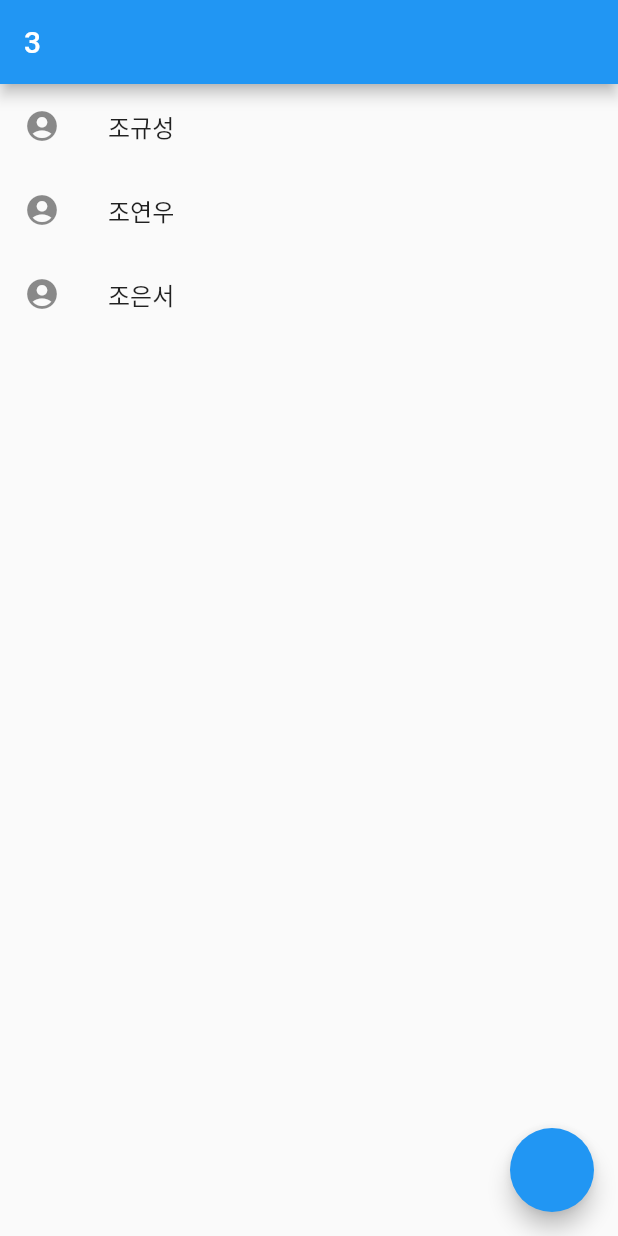
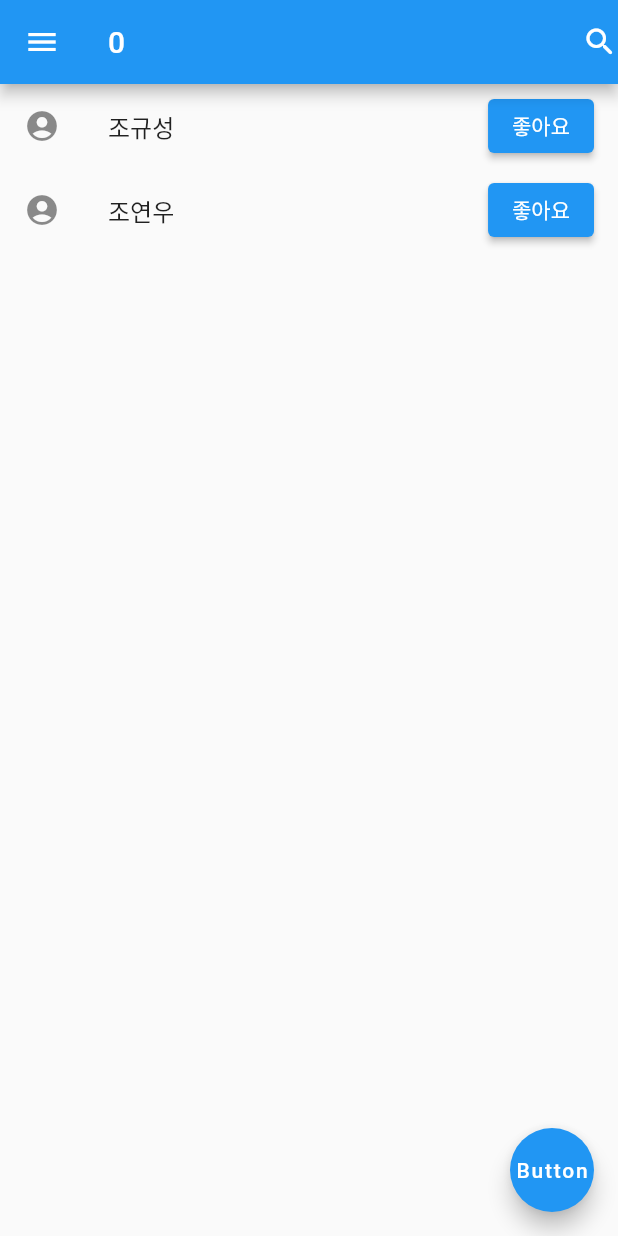
Before and after one commit to kyuseong2001/flutter_MyApp, a Flutter app: the screen it shows after launch, on a phone screen of 412 x 824 dp. Run offline on Flutter 3.47's test engine with Material 2 defaults, Android fonts, the phone set to English and light mode, and no system bars.

Commit message:
'20220115'

```diff
--- a/lib/main.dart
+++ b/lib/main.dart
@@ -1,11 +1,10 @@
 import 'package:flutter/material.dart';
 
-void main() {
+void main(){
   runApp( MaterialApp(
-      home : MyApp()
+      home:MyApp()
   ));
 }
-
 
 class MyApp extends StatefulWidget {
   const MyApp({Key? key}) : super(key: key);
@@ -16,10 +15,19 @@ class MyApp extends StatefulWidget {
 
 class _MyAppState extends State<MyApp> {
 
-  var name = ['조규성','조연우','조은서'];
-  var a = 3;
-  var total =3; // 총 친구숫자
 
+
+var total = 0;
+var name = ['조규성','조연우'];
+
+
+
+
+addOne(){
+  setState(() {
+    total++;
+  });
+}
 
 addName(a){
   setState(() {
@@ -27,71 +35,89 @@ class _MyAppState extends State<MyApp> {
   });
 }
 
-  addOne(){
-    setState(() {
-      total++;
-    });
-  }
+
+
 
   @override
   Widget build(BuildContext context) {
-    // context 부모위젯의 정보를 담고있는 변수 = 족보
-    // 부모중에 material app 이 들어있는 context를 입력해야 잘 동작하는 함수이다.
     return Scaffold(
+
         floatingActionButton: FloatingActionButton(
+          child: Text('Button'),
           onPressed: (){
-          showDialog(context: context, builder: (context){
-            return DialogUI(addOne : addOne, addName : addName);   // 부모정보를 자식state에 전송하는법
-            // 1. 작명:보내려는 변수
+            showDialog(context: context, builder:(context){
+              return DialogUI(addOne:addOne, addName: addName);
+
             });
           },
         ),
 
 
-      appBar: AppBar(title:Text(total.toString())),
-      body:ListView.builder(
-          itemCount:name.length,
-          itemBuilder:(c,i){
-            return ListTile(
-              leading: Icon(Icons.account_circle),
-              title: Text(name[i]),
-            );
-          }),
-    );
-
-  }
-}
 
 
-class DialogUI extends StatelessWidget {
-  DialogUI({Key? key,this.addOne, this.addName}) : super(key: key);
 
+
+
+        appBar:AppBar(
+          leading: Icon(Icons.menu),
+          title: Text(total.toString()),
+          actions: [Icon(Icons.search_rounded)],
+        ),
+
+
+        body:ListView.builder(
+          itemCount: name.length,
+          itemBuilder: (context,i){
+            return ListTile(
+
+              leading: Icon(Icons.account_circle),
+              title:Text(name[i]),
+              trailing:ElevatedButton(child: Text('좋아요'),onPressed: (){
+                addOne();
+
+              },),
+            );
+          },
+
+        ),
+
+    );
+  }}
+
+
+  class DialogUI extends StatefulWidget {
+    DialogUI({Key? key,this.addOne,this.addName}) : super(key: key);
     final addOne;
     final addName;
 
-  // var inputData = TextEditingController();
+  @override
+  State<DialogUI> createState() => _DialogUIState();
+}
+
+class _DialogUIState extends State<DialogUI> {
     var inputData = TextEditingController();
 
     @override
     Widget build(BuildContext context) {
       return Dialog(
-        child:SizedBox(
+        child: SizedBox(
+          width: 300,
           height:200,
-          width: 300,
           child: Column(
             children: [
-              TextField(controller:inputData,), // 인픗데이터에는 변수로저장이 된다.
-              TextButton(child: Text('완료'),
-                onPressed:(){
-                  addOne();
-                  addName(inputData.text);
+              TextField(controller:inputData,),
+              TextButton(onPressed: (){
+                widget.addOne();
+                widget.addName(inputData.text);
+
+              }, child: Text('완료')),
+              TextButton(onPressed: (){
                 Navigator.pop(context);
-                }, ),
-              TextButton(child: Text('취소'),
-                  onPressed:(){Navigator.pop(context); }) // 버튼누르면 없어짐
+              }, child: Text('취소')),
+
             ],
           ),
-        )
+        ),
       );
     }
 }
```
Lines whose indentation alone changed are shown as unchanged.
